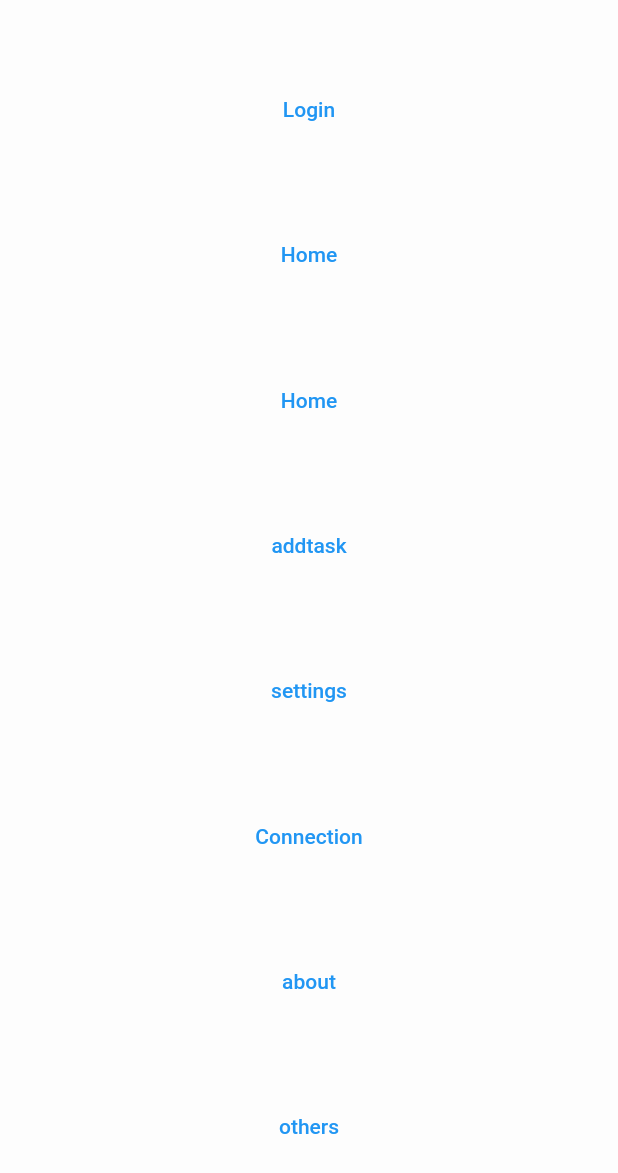
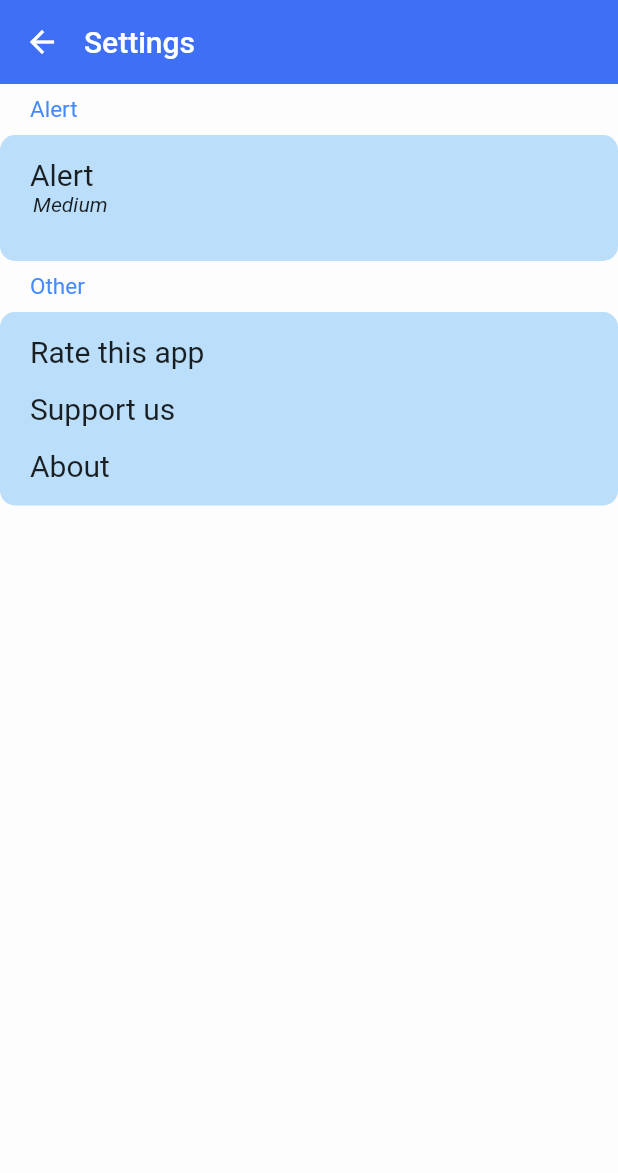
Before and after one commit to icebox-dev/Go-Todo-, a Flutter app: the screen it shows after launch, after a tap on "settings", on a phone screen of 412 x 824 dp. Shown: the top 1173 px of the screen. Run offline on Flutter 3.47's test engine with Material 2 defaults, Android fonts, the phone set to English and light mode, and no system bars; network calls fail.

Commit message:
initial ui for settings page

```diff
--- a/lib/Screens/settings.dart
+++ b/lib/Screens/settings.dart
@@ -0,0 +1,110 @@
+import 'package:flutter/material.dart';
+
+class SettingsScreen extends StatelessWidget {
+  const SettingsScreen({Key? key}) : super(key: key);
+
+  @override
+  Widget build(BuildContext context) {
+    return Scaffold(
+      appBar: AppBar(
+        title: Text("Settings"),
+        titleSpacing: 0.0,
+        shadowColor: Colors.transparent,
+      ),
+      body: SafeArea(
+        child: Column(
+          crossAxisAlignment: CrossAxisAlignment.stretch,
+          children: [
+            Padding(
+              padding:
+                  const EdgeInsets.symmetric(horizontal: 20.0, vertical: 8.0),
+              child: Text(
+                "Alert",
+                style: TextStyle(color: Colors.blueAccent, fontSize: 15),
+              ),
+            ),
+            Container(
+              child: Padding(
+                padding: const EdgeInsets.symmetric(
+                    horizontal: 20.0, vertical: 15.0),
+                child: Column(
+                  crossAxisAlignment: CrossAxisAlignment.stretch,
+                  children: [
+                    Text(
+                      "Alert",
+                      style: TextStyle(fontSize: 20),
+                    ),
+                    Padding(
+                      padding: const EdgeInsets.only(left: 2),
+                      child: Text(
+                        "Medium",
+                        style: TextStyle(
+                            fontSize: 14, fontStyle: FontStyle.italic),
+                      ),
+                    ),
+                    SizedBox(
+                      height: 15,
+                    ),
+                    Column(
+                      crossAxisAlignment: CrossAxisAlignment.start,
+                    )
+                  ],
+                ),
+              ),
+              decoration: BoxDecoration(
+                borderRadius: BorderRadius.all(Radius.elliptical(10, 10)),
+                color: Colors.blue[100],
+              ),
+            ),
+            Padding(
+              padding:
+                  const EdgeInsets.symmetric(horizontal: 20.0, vertical: 8.0),
+              child: Text(
+                "Other",
+                style: TextStyle(color: Colors.blueAccent, fontSize: 15),
+              ),
+            ),
+            Container(
+              child: Padding(
+                padding: const EdgeInsets.symmetric(
+                    horizontal: 20.0, vertical: 15.0),
+                child: Column(
+                  crossAxisAlignment: CrossAxisAlignment.stretch,
+                  children: [
+                    Text(
+                      "Rate this app",
+                      style: TextStyle(fontSize: 20),
+                    ),
+                    SizedBox(
+                      height: 15,
+                    ),
+                    Text(
+                      "Support us",
+                      style: TextStyle(fontSize: 20),
+                    ),
+                    SizedBox(
+                      height: 15,
+                    ),
+                    Column(
+                      crossAxisAlignment: CrossAxisAlignment.start,
+                      children: [
+                        Text(
+                          "About",
+                          style: TextStyle(fontSize: 20),
+                        ),
+                      ],
+                    )
+                  ],
+                ),
+              ),
+              decoration: BoxDecoration(
+                borderRadius: BorderRadius.all(Radius.elliptical(10, 10)),
+                color: Colors.blue[100],
+              ),
+            )
+          ],
+        ),
+      ),
+    );
+  }
+}
--- a/lib/main.dart
+++ b/lib/main.dart
@@ -2,8 +2,10 @@ import 'dart:ui';
 
 import 'package:flutter/material.dart';
 import 'package:go_todo/Screens/about.dart';
+import 'package:go_todo/Screens/settings.dart';
 import 'package:go_todo/navigation_screen.dart';
 
+import 'Screens/home_screen.dart';
 import 'Screens/connecion_screen.dart';
 
 void main() {
@@ -20,40 +22,24 @@ class MyApp extends StatelessWidget {
       title: 'Go-Todo',
       themeMode: ThemeMode.system,
       darkTheme: ThemeData(
-        secondaryHeaderColor: Color(0xff1E1E1E),//secondary backgroud color
-        iconTheme: IconThemeData(
-          color: Colors.white54
-        ),
+        secondaryHeaderColor: Color(0xff1E1E1E), //secondary backgroud color
+        iconTheme: IconThemeData(color: Colors.white54),
         textTheme: TextTheme(
-          subtitle1: TextStyle(
-            color: Colors.white54
-          ),
-
+          subtitle1: TextStyle(color: Colors.white54),
         ),
         backgroundColor: Color(0xff101010),
-        appBarTheme: AppBarTheme(
-          backgroundColor: Color(0xff272727)
-        ),
+        appBarTheme: AppBarTheme(backgroundColor: Color(0xff272727)),
         scaffoldBackgroundColor: Color(0xff101010),
-
       ),
 
       //................................................................................................................................
       theme: ThemeData(
-        secondaryHeaderColor: Color(0xffF4F8FF),//secondary background color
-        iconTheme: IconThemeData(
-          color: Color(0xff888888)
-        ),
-        textTheme: TextTheme(
-            subtitle1: TextStyle(
-                color: Color(0xff222222)
-            )
-        ),
-        scaffoldBackgroundColor:Color(0xffFDFDFD),
-        backgroundColor:Color(0xffFDFDFD) ,
-        appBarTheme: AppBarTheme(
-          color: Color(0xff3E6FF5)
-        ),
+        secondaryHeaderColor: Color(0xffF4F8FF), //secondary background color
+        iconTheme: IconThemeData(color: Color(0xff888888)),
+        textTheme: TextTheme(subtitle1: TextStyle(color: Color(0xff222222))),
+        scaffoldBackgroundColor: Color(0xffFDFDFD),
+        backgroundColor: Color(0xffFDFDFD),
+        appBarTheme: AppBarTheme(color: Color(0xff3E6FF5)),
 
         //primarySwatch: Colors.blue,
       ),
@@ -61,8 +47,9 @@ class MyApp extends StatelessWidget {
       routes: {
         '/': (context) => const NavigationScreen(),
         '/about': (context) => const AboutScreen(),
-        '/connections':(context)=> const ConnectionsScreen(),
-        '/home':(conetext)=> const HomeScreen()
+        '/settings': (context) => const SettingsScreen(),
+        '/connections': (context) => const ConnectionsScreen(),
+        '/home': (context) => const HomeScreen()
       },
       initialRoute: '/',
     );
--- a/lib/navigation_screen.dart
+++ b/lib/navigation_screen.dart
@@ -1,6 +1,5 @@
 import 'package:flutter/material.dart';
 import 'package:go_todo/Screens/home_screen.dart';
-
 
 class NavigationScreen extends StatelessWidget {
   const NavigationScreen({Key? key}) : super(key: key);
@@ -13,23 +12,37 @@ class NavigationScreen extends StatelessWidget {
           child: Column(
             mainAxisAlignment: MainAxisAlignment.spaceEvenly,
             children: [
-              TextButton(onPressed: (){}, child: Text("Login")),
-              TextButton(onPressed: (){}, child: Text("Home"),),
-              TextButton(onPressed: (){
-                Navigator.push(context, MaterialPageRoute(builder: (context)=>HomeScreen()));
-              }
-                , child: Text("Home",
-
-              ),),
-              TextButton(onPressed: (){}, child: Text("addtask")),
-              TextButton(onPressed: (){}, child: Text("settings")),
-              TextButton(onPressed: (){
-                Navigator.pushNamed(context, '/connections');
-              }, child: Text("Connection")),
-              TextButton(onPressed: (){
-                Navigator.pushNamed(context, '/about');
-              }, child: Text("about")),
-              TextButton(onPressed: (){}, child: Text("others")),
+              TextButton(onPressed: () {}, child: Text("Login")),
+              TextButton(
+                onPressed: () {},
+                child: Text("Home"),
+              ),
+              TextButton(
+                onPressed: () {
+                  Navigator.push(context,
+                      MaterialPageRoute(builder: (context) => HomeScreen()));
+                },
+                child: Text(
+                  "Home",
+                ),
+              ),
+              TextButton(onPressed: () {}, child: Text("addtask")),
+              TextButton(
+                  onPressed: () {
+                    Navigator.pushNamed(context, '/settings');
+                  },
+                  child: Text("settings")),
+              TextButton(
+                  onPressed: () {
+                    Navigator.pushNamed(context, '/connections');
+                  },
+                  child: Text("Connection")),
+              TextButton(
+                  onPressed: () {
+                    Navigator.pushNamed(context, '/about');
+                  },
+                  child: Text("about")),
+              TextButton(onPressed: () {}, child: Text("others")),
             ],
           ),
         ),
@@ -38,5 +51,4 @@ class NavigationScreen extends StatelessWidget {
   }
 }
 
-
 //home,login,settings,addtask,connection,about,
```
